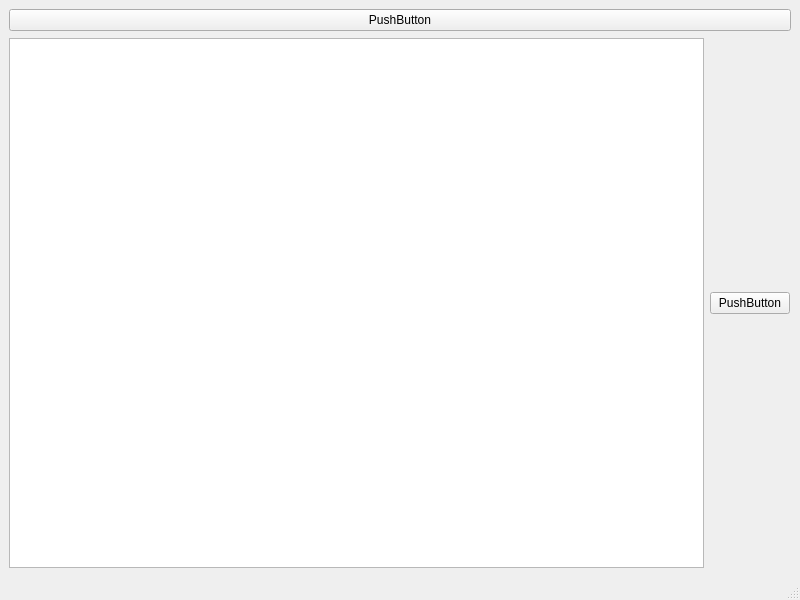
First picture: the form in Fronter/mainwindow.ui, repository bchuh/StarWars-Companion, before the edit.
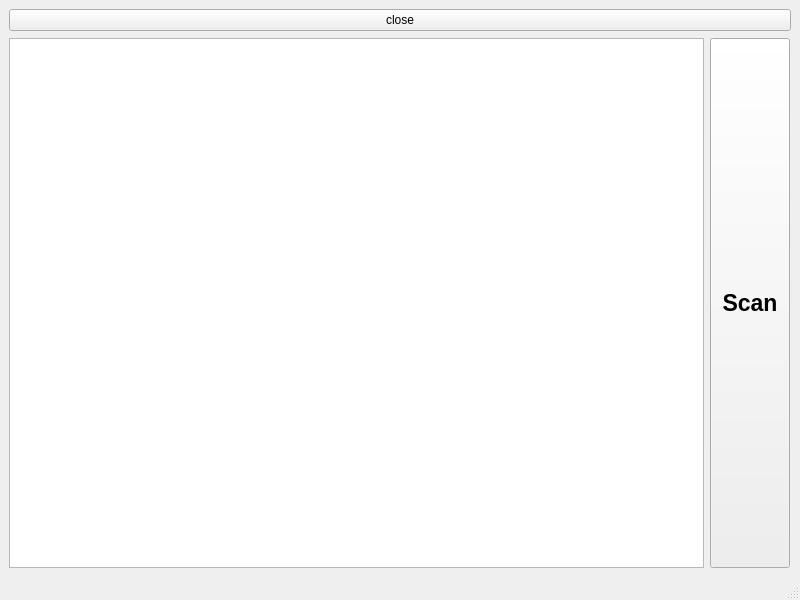
Second picture: the form after the edit.

```diff
--- a/Fronter/mainwindow.ui
+++ b/Fronter/mainwindow.ui
@@ -18,7 +18,7 @@
     <item>
      <widget class="QPushButton" name="pushButton_2">
       <property name="text">
-       <string>PushButton</string>
+       <string>close</string>
       </property>
      </widget>
     </item>
@@ -41,8 +41,21 @@
       </item>
       <item>
        <widget class="QPushButton" name="pushButton">
+        <property name="sizePolicy">
+         <sizepolicy hsizetype="Minimum" vsizetype="Expanding">
+          <horstretch>0</horstretch>
+          <verstretch>0</verstretch>
+         </sizepolicy>
+        </property>
+        <property name="font">
+         <font>
+          <pointsize>17</pointsize>
+          <weight>75</weight>
+          <bold>true</bold>
+         </font>
+        </property>
         <property name="text">
-         <string>PushButton</string>
+         <string>Scan</string>
         </property>
        </widget>
       </item>
```
Left out of the diff: 2 changed lines with no effect on the pictures.
